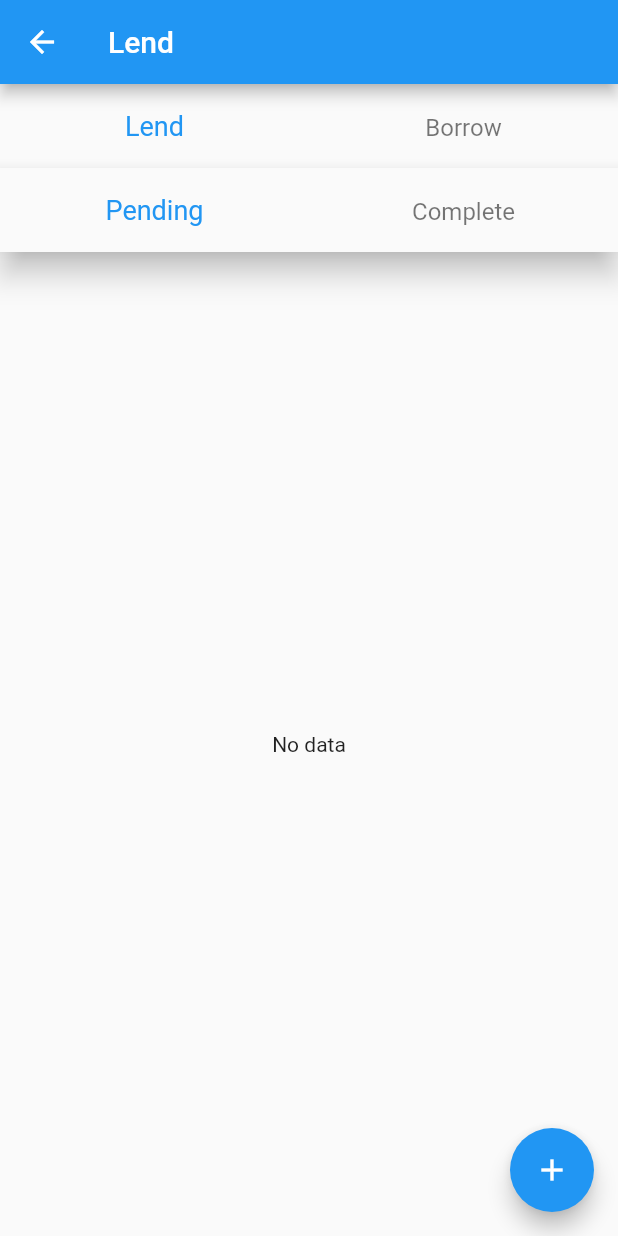
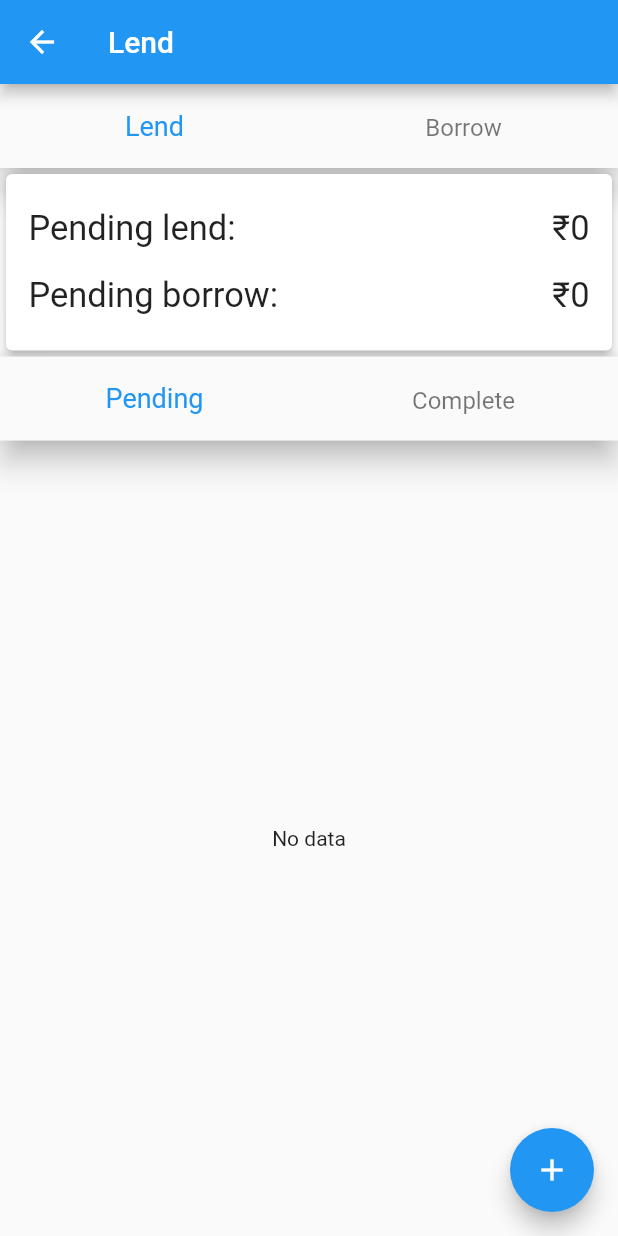
Before and after one commit to azeema11/money_manager, a Flutter app: the LendingsView screen opened by its route, on a phone screen of 412 x 824 dp. Run offline on Flutter 3.47's test engine with Material 2 defaults, Android fonts, the light colour scheme and no system bars; our stand-ins replace custom_navigation_bar, file_picker, font_awesome_flutter, form_field_validator, get, moor_flutter and 3 more; missing offline and left inert: flutter_rounded_date_picker; accounts and stored records are empty; generated files the repository leaves out were written again.

Commit message:
Lending report added

```diff
--- a/lib/app/modules/lendings/controllers/lendings_controller.dart
+++ b/lib/app/modules/lendings/controllers/lendings_controller.dart
@@ -43,6 +43,14 @@ class LendingsController extends GetxController {
         [database.getAllLend(status), database.getAllBorrow(status)]);
   }
 
+  double total(List list) {
+    double total = 0;
+    list.forEach((element) {
+      total = total + element.amount;
+    });
+    return total;
+  }
+
   @override
   void onInit() {
     super.onInit();
--- a/lib/app/modules/lendings/views/lendings_view.dart
+++ b/lib/app/modules/lendings/views/lendings_view.dart
@@ -7,6 +7,7 @@ import 'package:intl/intl.dart';
 import 'package:money_manager/app/data/database/moor_database.dart';
 import 'package:money_manager/app/theme/mmtheme.dart';
 import 'package:money_manager/app/widgets/lending_card.dart';
+import 'package:money_manager/app/widgets/lending_report.dart';
 import 'package:money_manager/app/widgets/loading.dart';
 
 import '../controllers/lendings_controller.dart';
@@ -22,6 +23,16 @@ class LendingsView extends GetView<LendingsController> {
           ),
         ),
         body: Column(
+          children: [
+            Expanded(
+              child: StreamBuilder(
+                  stream: _.getLendings(_.status),
+                  builder: (context, AsyncSnapshot snapshot) {
+                    if (snapshot.connectionState == ConnectionState.waiting) {
+                      return Loading();
+                    } else {
+                      _.sort(snapshot.data);
+                      return Column(
                         children: [
                           BottomNavigationBar(
                             currentIndex: _.lendingIndex,
@@ -41,6 +52,11 @@ class LendingsView extends GetView<LendingsController> {
                               ),
                             ],
                           ),
+                          LendingReport(
+                            lendPending: _.total(_.lendData),
+                            borrowPending: _.total(_.borrowData),
+                            status: _.status,
+                          ),
                           BottomNavigationBar(
                             currentIndex: _.lendingStatus,
                             iconSize: 0,
@@ -59,16 +75,6 @@ class LendingsView extends GetView<LendingsController> {
                               ),
                             ],
                           ),
-            Expanded(
-              child: StreamBuilder(
-                  stream: _.getLendings(_.status),
-                  builder: (context, AsyncSnapshot snapshot) {
-                    if (snapshot.connectionState == ConnectionState.waiting) {
-                      return Loading();
-                    } else {
-                      _.sort(snapshot.data);
-                      return Column(
-                        children: [
                           if ((_.lendingIndex == 0 && _.lendData.length == 0) ||
                               (_.lendingIndex == 1 && _.borrowData.length == 0))
                             Expanded(
@@ -99,8 +105,7 @@ class LendingsView extends GetView<LendingsController> {
                                             amount: _.lendData[index].amount,
                                             time: _.lendData[index].time,
                                             status: !_.lendData[index].status);
-                                        await _.database
-                                            .updateLend(newLend);
+                                        await _.database.updateLend(newLend);
                                         _.update();
                                       } else {
                                         BorrowData newBorrow = BorrowData(
@@ -109,7 +114,8 @@ class LendingsView extends GetView<LendingsController> {
                                                 _.borrowData[index].description,
                                             amount: _.borrowData[index].amount,
                                             time: _.borrowData[index].time,
-                                            status: !_.borrowData[index].status);
+                                            status:
+                                                !_.borrowData[index].status);
                                         await _.database
                                             .updateBorrow(newBorrow);
                                         _.update();
--- /dev/null
+++ b/lib/app/widgets/lending_report.dart
@@ -0,0 +1,78 @@
+import 'package:flutter/material.dart';
+import 'package:get/get.dart';
+import 'package:intl/intl.dart';
+import 'package:money_manager/app/theme/mmtheme.dart';
+
+class LendingReport extends StatelessWidget {
+  double lendPending;
+  double borrowPending;
+  bool status;
+  NumberFormat numberFormat = NumberFormat.currency(
+    locale: "en_IN",
+    symbol: "₹",
+    decimalDigits: 0,
+  );
+  LendingReport({required this.lendPending, required this.borrowPending, required this.status});
+  @override
+  Widget build(BuildContext context) {
+    return Card(
+      elevation: 3,
+      child: Container(
+        padding: EdgeInsets.all(5.0),
+        height: Get.height / 7,
+        width: Get.width,
+        child: Row(
+          mainAxisAlignment: MainAxisAlignment.spaceBetween,
+          children: [
+            Container(
+              padding: EdgeInsets.only(
+                left: 10.0,
+              ),
+              child: Column(
+                crossAxisAlignment: CrossAxisAlignment.start,
+                mainAxisAlignment: MainAxisAlignment.spaceEvenly,
+                children: [
+                  Container(
+                    child: Text(
+                      (status? "Completed" : "Pending") + " lend: ",
+                      style: MMTheme.ts2,
+                    ),
+                  ),
+                  Container(
+                    child: Text(
+                      (status? "Completed" : "Pending") + " borrow: ",
+                      style: MMTheme.ts2,
+                    ),
+                  ),
+                ],
+              ),
+            ),
+            Container(
+              padding: EdgeInsets.only(
+                right: 10.0,
+              ),
+              child: Column(
+                crossAxisAlignment: CrossAxisAlignment.start,
+                mainAxisAlignment: MainAxisAlignment.spaceEvenly,
+                children: [
+                  Container(
+                    child: Text(
+                      numberFormat.format(lendPending),
+                      style: MMTheme.ts2,
+                    ),
+                  ),
+                  Container(
+                    child: Text(
+                      numberFormat.format(borrowPending),
+                      style: MMTheme.ts2,
+                    ),
+                  ),
+                ],
+              ),
+            ),
+          ],
+        ),
+      ),
+    );
+  }
+}
```
Lines whose indentation alone changed are shown as unchanged.
